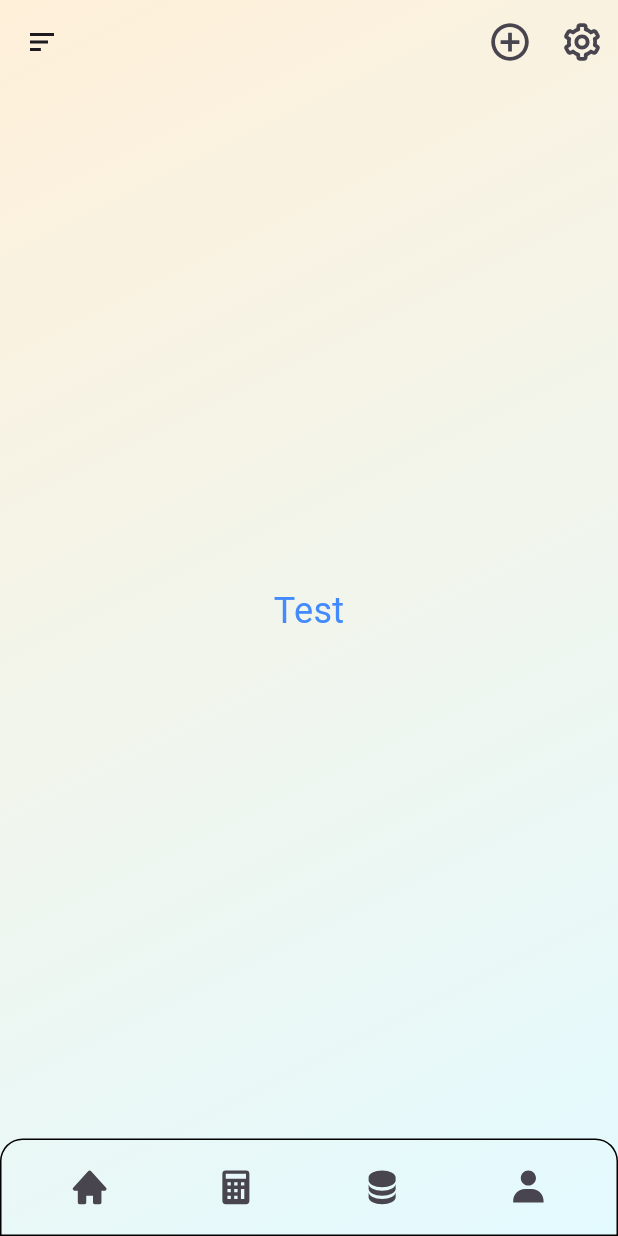
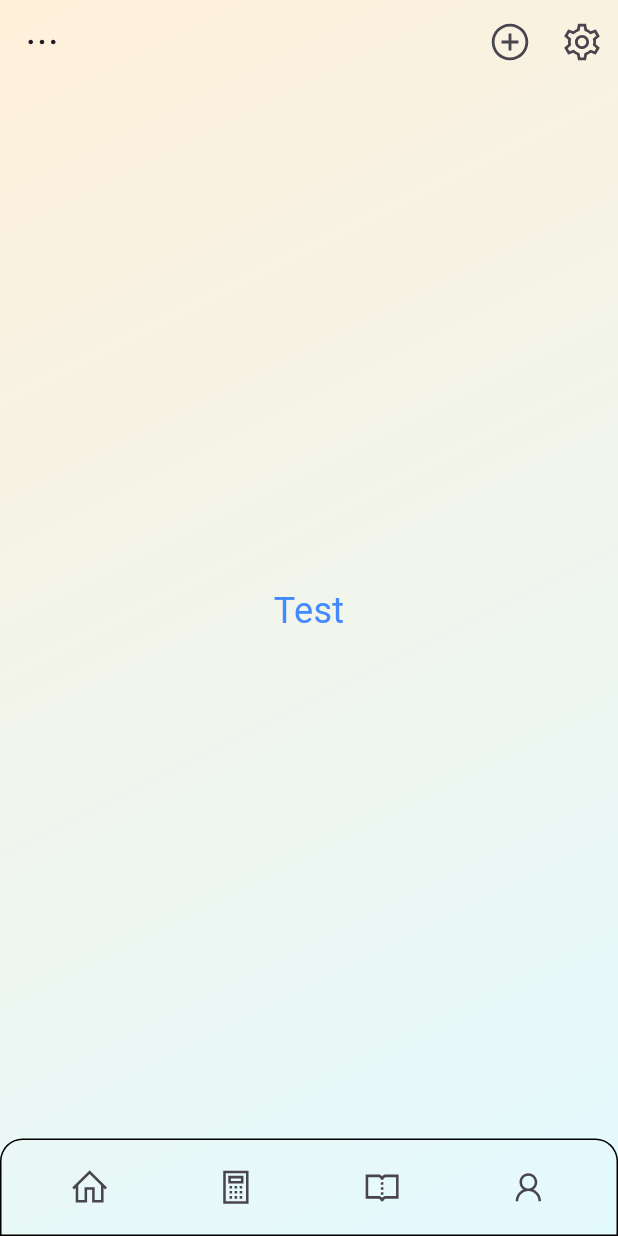
Before and after one commit to Emiresk/CarLibProto, a Flutter app: the screen it shows after launch, on a phone screen of 412 x 824 dp. Run offline on Flutter 3.47's test engine with Material 3 defaults, Android fonts, the phone set to English and light mode, and no system bars; our stand-ins replace auto_size_text, go_router, icons_plus.

Commit message:
New icons impl

```diff
--- a/lib/Application/Pages/PageStart/page_start.dart
+++ b/lib/Application/Pages/PageStart/page_start.dart
@@ -55,14 +55,14 @@ class PageStartStateComponent extends State<PageStart> {
                   IconButton(
                       onPressed: ()=>{} ,
                       icon: const Icon(
-                        BoxIcons.bx_plus_circle,
+                        LineAwesome.plus_circle_solid,
                         size: 30,
                       )
                   ),
                   IconButton(
                       onPressed: ()=>{} ,
                       icon: const Icon(
-                        BoxIcons.bx_cog,
+                        LineAwesome.cog_solid,
                         size: 30,
                       )
                   ),
@@ -71,7 +71,7 @@ class PageStartStateComponent extends State<PageStart> {
             ],
             leading: IconButton(
               onPressed: () => print ("Click"),
-              icon: Icon(BoxIcons.bx_menu_alt_left),
+              icon: Icon(LineAwesome.ellipsis_h_solid),
             ),
           ),
           bottomNavigationBar: Container(
@@ -92,25 +92,25 @@ class PageStartStateComponent extends State<PageStart> {
                 IconButton(
                     iconSize: 30,
                     onPressed: () => _loadWidget ( WidgetA() ),
-                    icon: Icon(BoxIcons.bxs_home )
+                    icon: Icon(LineAwesome.home_solid )
                 ),
                 IconButton(
 
                     iconSize: 30,
                     onPressed: () => _loadWidget ( WidgetB() ),
-                    icon: Icon(BoxIcons.bxs_calculator )
+                    icon: Icon(LineAwesome.calculator_solid )
                 ),
                 IconButton(
 
                     iconSize: 30,
                     onPressed: () => print("Click"),
-                    icon: Icon(BoxIcons.bxs_data)
+                    icon: Icon(LineAwesome.book_open_solid)
                 ),
                 IconButton(
 
                     iconSize: 30,
                     onPressed: () => print("Click"),
-                    icon: Icon(BoxIcons.bxs_user)
+                    icon: Icon(LineAwesome.user)
                 ),
               ],
             ),
```
